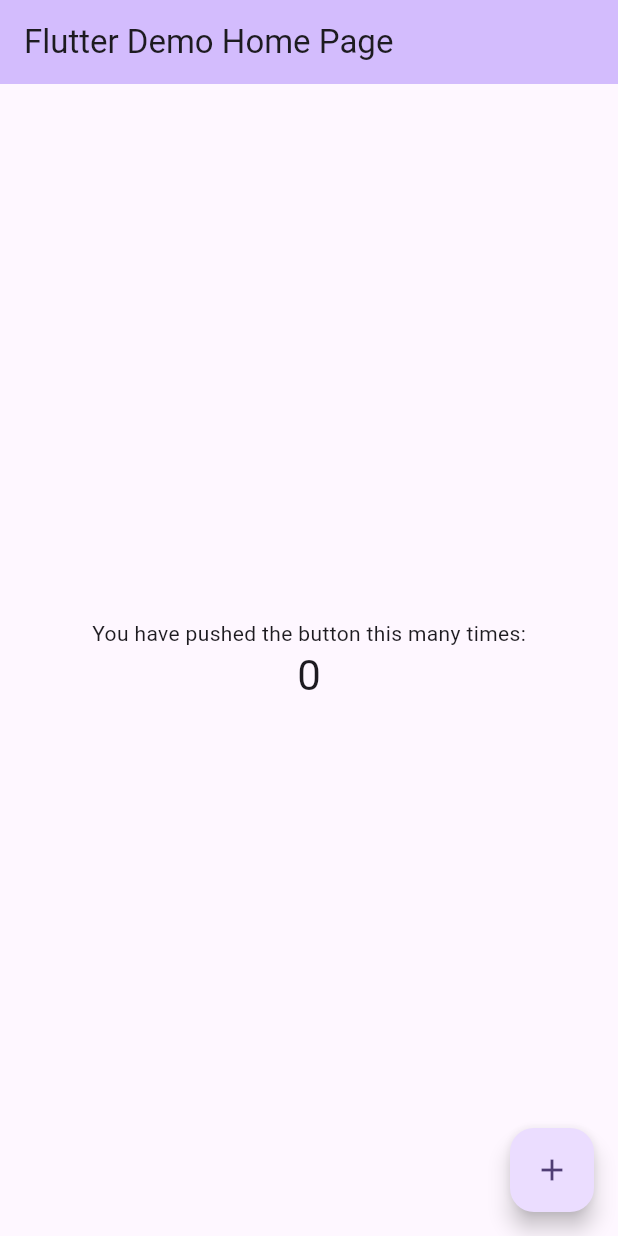
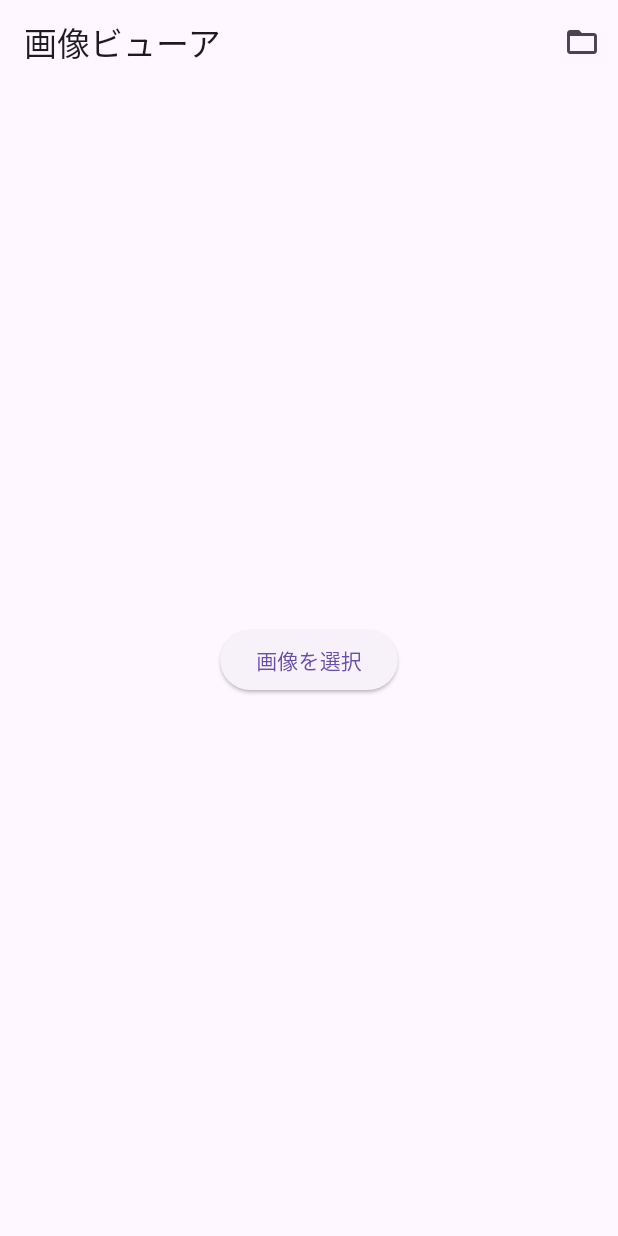
Before and after one commit to yanagi-jabee-28/new_image_manager, a Flutter app: the screen it shows after launch, on a phone screen of 412 x 824 dp. Run offline on Flutter 3.47's test engine with Material 3 defaults, Android fonts, the light colour scheme and no system bars; our stand-ins replace file_picker, permission_handler, photo_view.

Commit message:
画像ビューア機能を実装し、画像選択と表示のための依存関係を追加

```diff
--- a/image_viewer/lib/main.dart
+++ b/image_viewer/lib/main.dart
@@ -1,122 +1,167 @@
+import 'dart:io';
 import 'package:flutter/material.dart';
+import 'package:file_picker/file_picker.dart';
+import 'package:photo_view/photo_view.dart';
+import 'package:permission_handler/permission_handler.dart';
 
-void main() {
-  runApp(const MyApp());
-}
+void main() => runApp(const MyApp());
 
 class MyApp extends StatelessWidget {
   const MyApp({super.key});
-
-  // This widget is the root of your application.
   @override
   Widget build(BuildContext context) {
     return MaterialApp(
-      title: 'Flutter Demo',
-      theme: ThemeData(
-        // This is the theme of your application.
-        //
-        // TRY THIS: Try running your application with "flutter run". You'll see
-        // the application has a purple toolbar. Then, without quitting the app,
-        // try changing the seedColor in the colorScheme below to Colors.green
-        // and then invoke "hot reload" (save your changes or press the "hot
-        // reload" button in a Flutter-supported IDE, or press "r" if you used
-        // the command line to start the app).
-        //
-        // Notice that the counter didn't reset back to zero; the application
-        // state is not lost during the reload. To reset the state, use hot
-        // restart instead.
-        //
-        // This works for code too, not just values: Most code changes can be
-        // tested with just a hot reload.
-        colorScheme: ColorScheme.fromSeed(seedColor: Colors.deepPurple),
-      ),
-      home: const MyHomePage(title: 'Flutter Demo Home Page'),
+      title: '画像ビューア',
+      theme: ThemeData(primarySwatch: Colors.blue),
+      home: const ImageViewerPage(),
     );
   }
 }
 
-class MyHomePage extends StatefulWidget {
-  const MyHomePage({super.key, required this.title});
+class ImageViewerPage extends StatefulWidget {
+  const ImageViewerPage({super.key});
+  @override
+  State<ImageViewerPage> createState() => _ImageViewerPageState();
+}
 
-  // This widget is the home page of your application. It is stateful, meaning
-  // that it has a State object (defined below) that contains fields that affect
-  // how it looks.
-
-  // This class is the configuration for the state. It holds the values (in this
-  // case the title) provided by the parent (in this case the App widget) and
-  // used by the build method of the State. Fields in a Widget subclass are
-  // always marked "final".
-
-  final String title;
+class _ImageViewerPageState extends State<ImageViewerPage> {
+  List<File> images = [];
+  int currentIndex = 0;
 
   @override
-  State<MyHomePage> createState() => _MyHomePageState();
-}
+  void initState() {
+    super.initState();
+    _requestPermission();
+  }
 
-class _MyHomePageState extends State<MyHomePage> {
-  int _counter = 0;
+  Future<void> _requestPermission() async {
+    await Permission.storage.request();
+  }
 
-  void _incrementCounter() {
+  Future<void> pickImages() async {
+    FilePickerResult? result = await FilePicker.platform.pickFiles(
+      allowMultiple: true,
+      type: FileType.image,
+    );
+    if (result != null) {
+      setState(() {
+        images = result.paths.map((p) => File(p!)).toList();
+        currentIndex = 0;
+      });
+    }
+  }
+
+  void showPrev() {
     setState(() {
-      // This call to setState tells the Flutter framework that something has
-      // changed in this State, which causes it to rerun the build method below
-      // so that the display can reflect the updated values. If we changed
-      // _counter without calling setState(), then the build method would not be
-      // called again, and so nothing would appear to happen.
-      _counter++;
+      currentIndex = (currentIndex - 1 + images.length) % images.length;
+    });
+  }
+
+  void showNext() {
+    setState(() {
+      currentIndex = (currentIndex + 1) % images.length;
     });
   }
 
   @override
   Widget build(BuildContext context) {
-    // This method is rerun every time setState is called, for instance as done
-    // by the _incrementCounter method above.
-    //
-    // The Flutter framework has been optimized to make rerunning build methods
-    // fast, so that you can just rebuild anything that needs updating rather
-    // than having to individually change instances of widgets.
     return Scaffold(
       appBar: AppBar(
-        // TRY THIS: Try changing the color here to a specific color (to
-        // Colors.amber, perhaps?) and trigger a hot reload to see the AppBar
-        // change color while the other colors stay the same.
-        backgroundColor: Theme.of(context).colorScheme.inversePrimary,
-        // Here we take the value from the MyHomePage object that was created by
-        // the App.build method, and use it to set our appbar title.
-        title: Text(widget.title),
+        title: const Text('画像ビューア'),
+        actions: [
+          IconButton(
+            icon: const Icon(Icons.folder_open),
+            onPressed: pickImages,
+            tooltip: '画像を選択',
+          ),
+        ],
       ),
-      body: Center(
-        // Center is a layout widget. It takes a single child and positions it
-        // in the middle of the parent.
-        child: Column(
-          // Column is also a layout widget. It takes a list of children and
-          // arranges them vertically. By default, it sizes itself to fit its
-          // children horizontally, and tries to be as tall as its parent.
-          //
-          // Column has various properties to control how it sizes itself and
-          // how it positions its children. Here we use mainAxisAlignment to
-          // center the children vertically; the main axis here is the vertical
-          // axis because Columns are vertical (the cross axis would be
-          // horizontal).
-          //
-          // TRY THIS: Invoke "debug painting" (choose the "Toggle Debug Paint"
-          // action in the IDE, or press "p" in the console), to see the
-          // wireframe for each widget.
-          mainAxisAlignment: MainAxisAlignment.center,
-          children: <Widget>[
-            const Text('You have pushed the button this many times:'),
-            Text(
-              '$_counter',
-              style: Theme.of(context).textTheme.headlineMedium,
+      body: images.isEmpty
+          ? Center(
+              child: ElevatedButton(
+                onPressed: pickImages,
+                child: const Text('画像を選択'),
+              ),
+            )
+          : Column(
+              children: [
+                Expanded(
+                  child: Stack(
+                    children: [
+                      PhotoView(
+                        imageProvider: FileImage(images[currentIndex]),
+                        minScale: PhotoViewComputedScale.contained * 0.5,
+                        maxScale: PhotoViewComputedScale.covered * 3.0,
+                        initialScale: PhotoViewComputedScale.contained,
+                        backgroundDecoration: const BoxDecoration(
+                          color: Colors.black,
+                        ),
+                        heroAttributes: PhotoViewHeroAttributes(
+                          tag: images[currentIndex].path,
+                        ),
+                      ),
+                      Positioned(
+                        left: 0,
+                        top: 0,
+                        bottom: 0,
+                        child: GestureDetector(
+                          behavior: HitTestBehavior.translucent,
+                          onTap: showPrev,
+                          child: const SizedBox(width: 60),
+                        ),
+                      ),
+                      Positioned(
+                        right: 0,
+                        top: 0,
+                        bottom: 0,
+                        child: GestureDetector(
+                          behavior: HitTestBehavior.translucent,
+                          onTap: showNext,
+                          child: const SizedBox(width: 60),
+                        ),
+                      ),
+                    ],
+                  ),
+                ),
+                Container(
+                  color: Colors.white,
+                  height: 100,
+                  child: ListView.builder(
+                    scrollDirection: Axis.horizontal,
+                    itemCount: images.length,
+                    itemBuilder: (context, idx) {
+                      return GestureDetector(
+                        onTap: () => setState(() => currentIndex = idx),
+                        child: Container(
+                          margin: const EdgeInsets.all(8),
+                          decoration: BoxDecoration(
+                            border: Border.all(
+                              color: idx == currentIndex
+                                  ? Colors.blue
+                                  : Colors.transparent,
+                              width: 3,
+                            ),
+                          ),
+                          child: Image.file(
+                            images[idx],
+                            width: 80,
+                            height: 80,
+                            fit: BoxFit.cover,
+                          ),
+                        ),
+                      );
+                    },
+                  ),
+                ),
+                Padding(
+                  padding: const EdgeInsets.all(8.0),
+                  child: Text(
+                    '${images[currentIndex].path.split(Platform.pathSeparator).last} (${currentIndex + 1}/${images.length})',
+                    style: const TextStyle(fontSize: 16),
+                  ),
+                ),
+              ],
             ),
-          ],
-        ),
-      ),
-      floatingActionButton: FloatingActionButton(
-        onPressed: _incrementCounter,
-        tooltip: 'Increment',
-        child: const Icon(Icons.add),
-      ), // This trailing comma makes auto-formatting nicer for build methods.
     );
   }
 }
--- a/image_viewer/pubspec.yaml
+++ b/image_viewer/pubspec.yaml
@@ -30,6 +30,9 @@ environment:
 dependencies:
   flutter:
     sdk: flutter
+  photo_view: ^0.14.0
+  file_picker: ^6.1.1
+  permission_handler: ^11.3.1
 
   # The following adds the Cupertino Icons font to your application.
   # Use with the CupertinoIcons class for iOS style icons.
```
Also changed, not shown: image_viewer/pubspec.lock, 1 other file.
